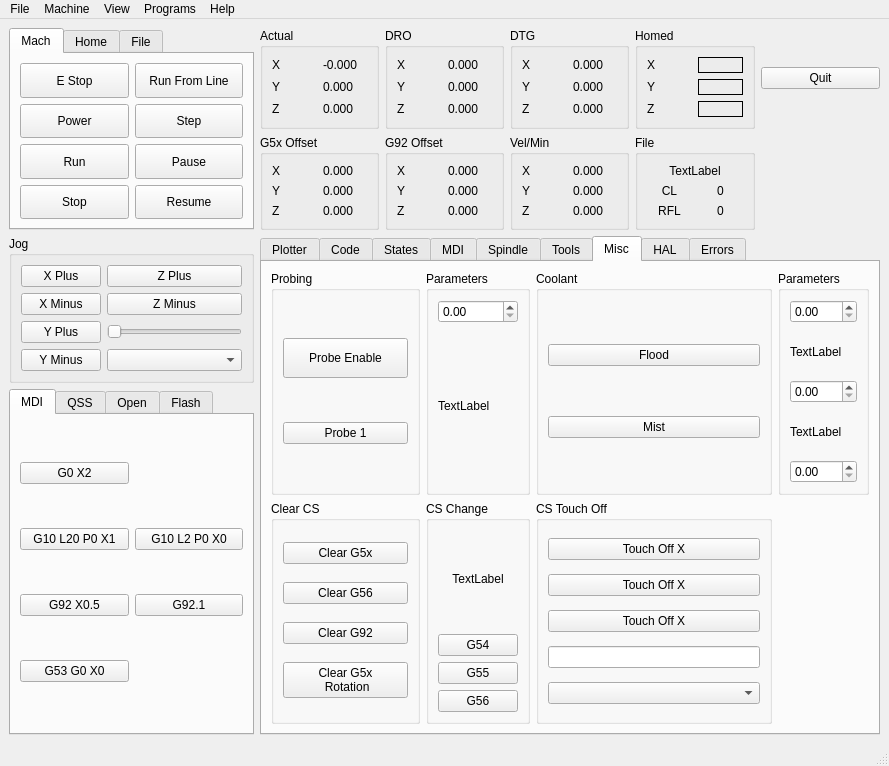
Qt form examples/testgui/test.ui (jethornton/flexgui) before a commit.
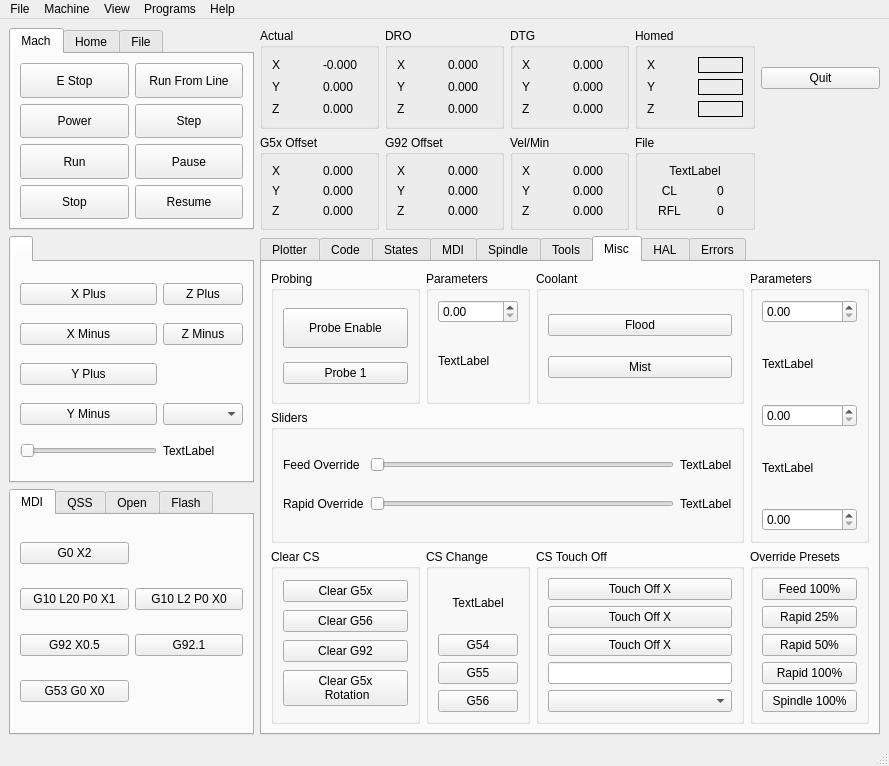
The same form after that commit. The open tabs and pages were chosen to show the change.

What changed in the file:
```diff
--- a/examples/testgui/test.ui
+++ b/examples/testgui/test.ui
@@ -217,67 +217,6 @@
       </widget>
      </widget>
     </item>
-    <item row="4" column="0" colspan="2">
-     <widget class="QGroupBox" name="groupBox_7">
-      <property name="title">
-       <string>Jog</string>
-      </property>
-      <layout class="QGridLayout" name="gridLayout_8">
-       <item row="2" column="0">
-        <widget class="QPushButton" name="jog_plus_pb_1">
-         <property name="text">
-          <string>Y Plus</string>
-         </property>
-        </widget>
-       </item>
-       <item row="3" column="0">
-        <widget class="QPushButton" name="jog_minus_pb_1">
-         <property name="text">
-          <string>Y Minus</string>
-         </property>
-        </widget>
-       </item>
-       <item row="1" column="0">
-        <widget class="QPushButton" name="jog_minus_pb_0">
-         <property name="text">
-          <string>X Minus</string>
-         </property>
-        </widget>
-       </item>
-       <item row="0" column="0">
-        <widget class="QPushButton" name="jog_plus_pb_0">
-         <property name="text">
-          <string>X Plus</string>
-         </property>
-        </widget>
-       </item>
-       <item row="0" column="1">
-        <widget class="QPushButton" name="jog_plus_pb_2">
-         <property name="text">
-          <string>Z Plus</string>
-         </property>
-        </widget>
-       </item>
-       <item row="1" column="1">
-        <widget class="QPushButton" name="jog_minus_pb_2">
-         <property name="text">
-          <string>Z Minus</string>
-         </property>
-        </widget>
-       </item>
-       <item row="3" column="1">
-        <widget class="QComboBox" name="jog_modes_cb"/>
-       </item>
-       <item row="2" column="1">
-        <widget class="QSlider" name="jog_vel_sl">
-         <property name="orientation">
-          <enum>Qt::Horizontal</enum>
-         </property>
-        </widget>
-       </item>
-      </layout>
-     </widget>
-    </item>
     <item row="1" column="0" rowspan="2" colspan="2">
      <widget class="QTabWidget" name="tabWidget">
       <property name="currentIndex">
@@ -1842,6 +1781,22 @@
           </layout>
          </widget>
         </item>
+        <item row="0" column="2">
+         <widget class="QGroupBox" name="groupBox_7">
+          <property name="title">
+           <string>Touch Off Selected</string>
+          </property>
+          <layout class="QVBoxLayout" name="verticalLayout_19">
+           <item>
+            <widget class="QPushButton" name="tool_touchoff_selected_pb">
+             <property name="text">
+              <string>Touch Off Selected</string>
+             </property>
+            </widget>
+           </item>
+          </layout>
+         </widget>
+        </item>
        </layout>
       </widget>
       <widget class="QWidget" name="tab_13">
@@ -1849,71 +1804,6 @@
         <string>Misc</string>
        </attribute>
        <layout class="QGridLayout" name="gridLayout_19">
-        <item row="0" column="3">
-         <widget class="QGroupBox" name="groupBox_24">
-          <property name="title">
-           <string>Parameters</string>
-          </property>
-          <layout class="QVBoxLayout" name="verticalLayout_15">
-           <item>
-            <widget class="QDoubleSpinBox" name="doubleSpinBox_3">
-             <property name="function" stdset="0">
-              <string>set_var</string>
-             </property>
-             <property name="variable" stdset="0">
-              <string>1000</string>
-             </property>
-            </widget>
-           </item>
-           <item>
-            <widget class="QLabel" name="label_44">
-             <property name="text">
-              <string>TextLabel</string>
-             </property>
-             <property name="function" stdset="0">
-              <string>watch_var</string>
-             </property>
-             <property name="variable" stdset="0">
-              <string>1000</string>
-             </property>
-            </widget>
-           </item>
-           <item>
-            <widget class="QDoubleSpinBox" name="doubleSpinBox_4">
-             <property name="function" stdset="0">
-              <string>set_var</string>
-             </property>
-             <property name="variable" stdset="0">
-              <string>1001</string>
-             </property>
-            </widget>
-           </item>
-           <item>
-            <widget class="QLabel" name="label_45">
-             <property name="text">
-              <string>TextLabel</string>
-             </property>
-             <property name="function" stdset="0">
-              <string>watch_var</string>
-             </property>
-             <property name="variable" stdset="0">
-              <string>1001</string>
-             </property>
-            </widget>
-           </item>
-           <item>
-            <widget class="QDoubleSpinBox" name="doubleSpinBox_5">
-             <property name="function" stdset="0">
-              <string>set_var</string>
-             </property>
-             <property name="variable" stdset="0">
-              <string>1002</string>
-             </property>
-            </widget>
-           </item>
-          </layout>
-         </widget>
-        </item>
         <item row="0" column="0">
          <widget class="QGroupBox" name="groupBox_5">
           <property name="title">
@@ -1955,7 +1845,7 @@
           </layout>
          </widget>
         </item>
-        <item row="1" column="0">
+        <item row="2" column="0">
          <widget class="QGroupBox" name="groupBox_13">
           <property name="title">
            <string>Clear CS</string>
@@ -2048,7 +1938,7 @@
           </layout>
          </widget>
         </item>
-        <item row="1" column="1">
+        <item row="2" column="1">
          <widget class="QGroupBox" name="groupBox_15">
           <property name="title">
            <string>CS Change</string>
@@ -2094,7 +1984,7 @@
           </layout>
          </widget>
         </item>
-        <item row="1" column="2">
+        <item row="2" column="2">
          <widget class="QGroupBox" name="groupBox_21">
           <property name="title">
            <string>CS Touch Off</string>
@@ -2130,6 +2020,166 @@
           </layout>
          </widget>
         </item>
+        <item row="2" column="3">
+         <widget class="QGroupBox" name="groupBox_28">
+          <property name="title">
+           <string>Override Presets</string>
+          </property>
+          <layout class="QVBoxLayout" name="verticalLayout_18">
+           <item>
+            <widget class="QPushButton" name="feed_percent_100">
+             <property name="text">
+              <string>Feed 100%</string>
+             </property>
+            </widget>
+           </item>
+           <item>
+            <widget class="QPushButton" name="rapid_percent_25">
+             <property name="text">
+              <string>Rapid 25%</string>
+             </property>
+            </widget>
+           </item>
+           <item>
+            <widget class="QPushButton" name="rapid_percent_50">
+             <property name="text">
+              <string>Rapid 50%</string>
+             </property>
+            </widget>
+           </item>
+           <item>
+            <widget class="QPushButton" name="rapid_percent_100">
+             <property name="text">
+              <string>Rapid 100%</string>
+             </property>
+            </widget>
+           </item>
+           <item>
+            <widget class="QPushButton" name="spindle_percent_100">
+             <property name="text">
+              <string>Spindle 100%</string>
+             </property>
+            </widget>
+           </item>
+          </layout>
+         </widget>
+        </item>
+        <item row="0" column="3" rowspan="2">
+         <widget class="QGroupBox" name="groupBox_24">
+          <property name="title">
+           <string>Parameters</string>
+          </property>
+          <layout class="QVBoxLayout" name="verticalLayout_15">
+           <item>
+            <widget class="QDoubleSpinBox" name="doubleSpinBox_3">
+             <property name="function" stdset="0">
+              <string>set_var</string>
+             </property>
+             <property name="variable" stdset="0">
+              <string>1000</string>
+             </property>
+            </widget>
+           </item>
+           <item>
+            <widget class="QLabel" name="label_44">
+             <property name="text">
+              <string>TextLabel</string>
+             </property>
+             <property name="function" stdset="0">
+              <string>watch_var</string>
+             </property>
+             <property name="variable" stdset="0">
+              <string>1000</string>
+             </property>
+            </widget>
+           </item>
+           <item>
+            <widget class="QDoubleSpinBox" name="doubleSpinBox_4">
+             <property name="function" stdset="0">
+              <string>set_var</string>
+             </property>
+             <property name="variable" stdset="0">
+              <string>1001</string>
+             </property>
+            </widget>
+           </item>
+           <item>
+            <widget class="QLabel" name="label_45">
+             <property name="text">
+              <string>TextLabel</string>
+             </property>
+             <property name="function" stdset="0">
+              <string>watch_var</string>
+             </property>
+             <property name="variable" stdset="0">
+              <string>1001</string>
+             </property>
+            </widget>
+           </item>
+           <item>
+            <widget class="QDoubleSpinBox" name="doubleSpinBox_5">
+             <property name="function" stdset="0">
+              <string>set_var</string>
+             </property>
+             <property name="variable" stdset="0">
+              <string>1002</string>
+             </property>
+            </widget>
+           </item>
+          </layout>
+         </widget>
+        </item>
+        <item row="1" column="0" colspan="3">
+         <widget class="QGroupBox" name="groupBox_29">
+          <property name="title">
+           <string>Sliders</string>
+          </property>
+          <layout class="QGridLayout" name="gridLayout_30">
+           <item row="0" column="2">
+            <widget class="QLabel" name="feed_override_lb">
+             <property name="text">
+              <string>TextLabel</string>
+             </property>
+            </widget>
+           </item>
+           <item row="0" column="1">
+            <widget class="QSlider" name="feed_override_sl">
+             <property name="orientation">
+              <enum>Qt::Horizontal</enum>
+             </property>
+            </widget>
+           </item>
+           <item row="1" column="2">
+            <widget class="QLabel" name="rapid_override_lb">
+             <property name="text">
+              <string>TextLabel</string>
+             </property>
+            </widget>
+           </item>
+           <item row="1" column="1">
+            <widget class="QSlider" name="rapid_override_sl">
+             <property name="orientation">
+              <enum>Qt::Horizontal</enum>
+             </property>
+            </widget>
+           </item>
+           <item row="0" column="0">
+            <widget class="QLabel" name="label_51">
+             <property name="text">
+              <string>Feed Override</string>
+             </property>
+            </widget>
+           </item>
+           <item row="1" column="0">
+            <widget class="QLabel" name="label_52">
+             <property name="text">
+              <string>Rapid Override</string>
+             </property>
+            </widget>
+           </item>
+          </layout>
+         </widget>
+        </item>
        </layout>
       </widget>
       <widget class="QWidget" name="tab_3">
@@ -2633,6 +2683,76 @@
       </layout>
      </widget>
     </item>
+    <item row="4" column="0" colspan="2">
+     <widget class="QTabWidget" name="tabWidget_7">
+      <widget class="QWidget" name="tabWidget_7Page1" native="true">
+       <attribute name="title">
+        <string/>
+       </attribute>
+       <layout class="QGridLayout" name="gridLayout_8">
+        <item row="3" column="0">
+         <widget class="QPushButton" name="jog_minus_pb_1">
+          <property name="text">
+           <string>Y Minus</string>
+          </property>
+         </widget>
+        </item>
+        <item row="0" column="0">
+         <widget class="QPushButton" name="jog_plus_pb_0">
+          <property name="text">
+           <string>X Plus</string>
+          </property>
+         </widget>
+        </item>
+        <item row="1" column="0">
+         <widget class="QPushButton" name="jog_minus_pb_0">
+          <property name="text">
+           <string>X Minus</string>
+          </property>
+         </widget>
+        </item>
+        <item row="1" column="1">
+         <widget class="QPushButton" name="jog_minus_pb_2">
+          <property name="text">
+           <string>Z Minus</string>
+          </property>
+         </widget>
+        </item>
+        <item row="3" column="1">
+         <widget class="QComboBox" name="jog_modes_cb"/>
+        </item>
+        <item row="0" column="1">
+         <widget class="QPushButton" name="jog_plus_pb_2">
+          <property name="text">
+           <string>Z Plus</string>
+          </property>
+         </widget>
+        </item>
+        <item row="2" column="0">
+         <widget class="QPushButton" name="jog_plus_pb_1">
+          <property name="text">
+           <string>Y Plus</string>
+          </property>
+         </widget>
+        </item>
+        <item row="4" column="0">
+         <widget class="QSlider" name="jog_vel_sl">
+          <property name="orientation">
+           <enum>Qt::Horizontal</enum>
+          </property>
+         </widget>
+        </item>
+        <item row="4" column="1">
+         <widget class="QLabel" name="label_50">
+          <property name="text">
+           <string>TextLabel</string>
+          </property>
+         </widget>
+        </item>
+       </layout>
+      </widget>
+     </widget>
+    </item>
    </layout>
   </widget>
   <widget class="QMenuBar" name="menubar">
```
Left out of the diff: 9 changed lines with no effect on the pictures.
